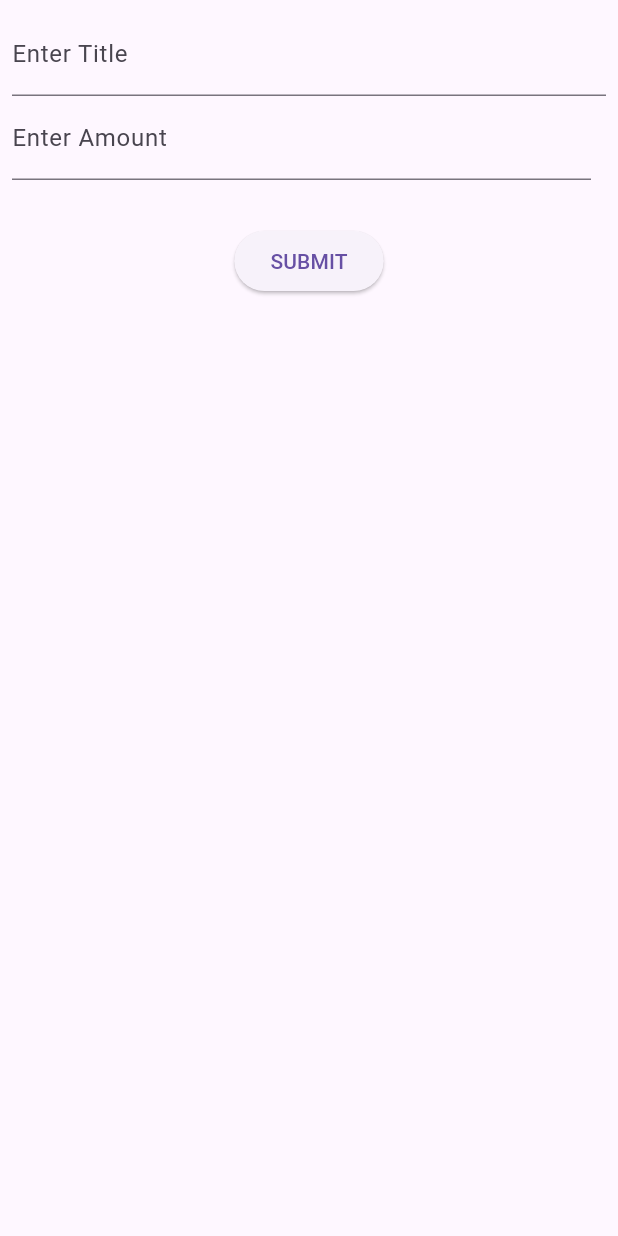
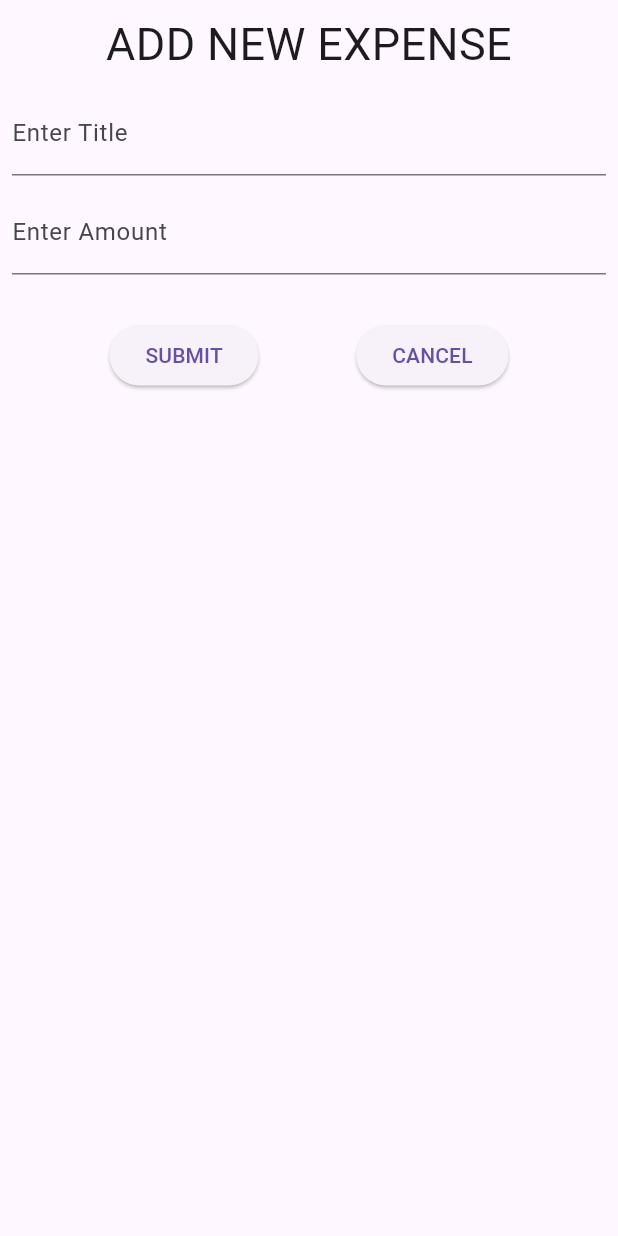
Before and after one commit to mrigankrai05/expensetracker, a Flutter app: the screen it shows after launch, after a tap on the "add" icon, on a phone screen of 412 x 824 dp. Run offline on Flutter 3.47's test engine with Material 3 defaults, Android fonts, the phone set to English and light mode, and no system bars.

Commit message:
updated ui

```diff
--- a/lib/expenseview.dart
+++ b/lib/expenseview.dart
@@ -107,6 +107,12 @@ class _ExpenseviewState extends State<Expenseview> {
             padding: const EdgeInsets.all(8.0),
             child: Column(
               children: [
+                Text(
+                  "ADD NEW EXPENSE",
+                  style: TextStyle(fontSize: 30.0),
+                  textAlign: TextAlign.center,
+                ),
+                SizedBox(height: 10.0),
                 TextField(
                   keyboardType: TextInputType.text,
                   decoration: InputDecoration(
@@ -115,25 +121,30 @@ class _ExpenseviewState extends State<Expenseview> {
                   ),
                   onChanged: (value) {
                     title = value;
-                    }),
-                Row(
-                  children: [
-                    Expanded(
-                      child: TextField(
+                  },
+                ),
+                SizedBox(height: 10.0),
+                TextField(
                   keyboardType: TextInputType.number,
                   decoration: InputDecoration(
-                            labelText: "Enter Amount",
-                            hintText: "Enter the amount of the expense",
-                          ),
+                      labelText: "Enter Amount", prefixText: "₹ "),
                   onChanged: (value) {
                     amount = double.parse(value);
-                          }),
-                    ),
-                    SizedBox(width: 10),
-                  ],
+                  },
                 ),
                 SizedBox(height: 30.0),
-                ElevatedButton(onPressed: adddata, child: Text("SUBMIT"))
+                Row(
+                  mainAxisAlignment: MainAxisAlignment.spaceEvenly,
+                  children: [
+                    ElevatedButton(onPressed: adddata, child: Text("SUBMIT")),
+                    ElevatedButton(
+                      onPressed: () {
+                        Navigator.of(ctx).pop();
+                      },
+                      child: Text("CANCEL"),
+                    ),
+                  ],
+                )
               ],
             ),
           ),
@@ -149,30 +160,43 @@ class _ExpenseviewState extends State<Expenseview> {
         title: Text(
           "Expense Tracker",
           textAlign: TextAlign.center,
-          style:
-              TextStyle(fontSize: 30.0, decoration: TextDecoration.underline),
+          style: TextStyle(
+            fontSize: 30.0,
+            fontWeight: FontWeight.bold,
+            color: const Color.fromARGB(255, 19, 12, 20),
+            decoration: TextDecoration.underline,
           ),
-        actions: [
-          IconButton(
-            icon: Icon(Icons.add),
+        ),
+      ),
+      floatingActionButton: FloatingActionButton(
         onPressed: _adddialog,
-            iconSize: 40.0,
-            color: Colors.blue,
+        backgroundColor: const Color.fromARGB(255, 114, 156, 210),
+        child: Icon(Icons.add),
+        tooltip: "Add Expense",
+      ),
+      body: Column(
+        crossAxisAlignment:
+            CrossAxisAlignment.stretch, // Stretch to fill the width
+        children: [
+          Column(
+            children: [
+              SizedBox(height: 10.0), // Add spacing between elements
+              Text(
+                "TOTAL EXPENSES: ₹$totalamount",
+                style: TextStyle(
+                  fontSize: 22.0,
+                  fontWeight: FontWeight.w600,
+                  color: Colors.black87,
+                ),
               ),
             ],
           ),
-      body: Column(
-        children: [
-          Padding(
+          Expanded(
+            child: Padding(
               padding: const EdgeInsets.all(8.0),
-            child: Container(
-              alignment: Alignment.center,
-              height: 130.0,
-              child: Text("TOTAL EXPENSES :- $totalamount",
-                  style: TextStyle(fontSize: 25.0)),
+              child: Expenselist(expense, deletedata),
             ),
           ),
-          Expanded(child: Expenselist(expense, deletedata)),
         ],
       ),
     );
```
Lines whose indentation alone changed are shown as unchanged.
